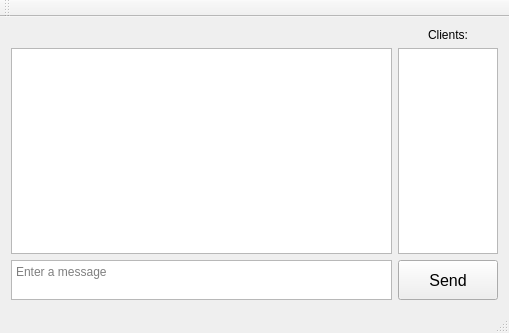
Above: TCP_Chat_Client/mainwindow.ui from Skau/TCPChat before the change. Below: the same form after it.
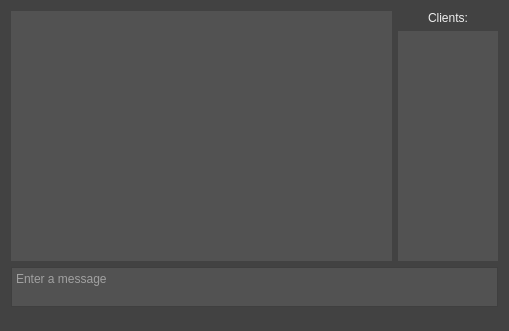
That is the form after the change.

What changed in the file:
```diff
--- a/TCP_Chat_Client/mainwindow.ui
+++ b/TCP_Chat_Client/mainwindow.ui
@@ -7,38 +7,21 @@
     <x>0</x>
     <y>0</y>
     <width>509</width>
-    <height>333</height>
+    <height>331</height>
    </rect>
   </property>
   <property name="windowTitle">
    <string>MainWindow</string>
   </property>
+  <property name="styleSheet">
+   <string notr="true">background-color:rgb(66,66,66);
+color: rgb(239,239,239);</string>
+  </property>
   <widget class="QWidget" name="centralWidget">
    <layout class="QGridLayout" name="gridLayout">
-    <item row="2" column="1" rowspan="2">
-     <widget class="QPushButton" name="button_SendMessage">
-      <property name="minimumSize">
-       <size>
-        <width>0</width>
-        <height>40</height>
-       </size>
-      </property>
-      <property name="font">
-       <font>
-        <pointsize>12</pointsize>
-       </font>
-      </property>
-      <property name="text">
-       <string>Send</string>
-      </property>
-      <property name="autoDefault">
-       <bool>true</bool>
-      </property>
-      <property name="default">
-       <bool>false</bool>
-      </property>
-     </widget>
-    </item>
+    <property name="bottomMargin">
+     <number>2</number>
+    </property>
     <item row="1" column="1">
      <widget class="QListWidget" name="list_Clients">
       <property name="minimumSize">
@@ -53,9 +36,27 @@
         <height>16777215</height>
        </size>
       </property>
+      <property name="styleSheet">
+       <string notr="true">background-color:rgb(82,82,82);
+color: rgb(239,239,239);
+border: none;</string>
+      </property>
      </widget>
     </item>
-    <item row="2" column="0" rowspan="2">
+    <item row="0" column="1">
+     <widget class="QLabel" name="label_Clients">
+      <property name="styleSheet">
+       <string notr="true">color: rgb(239,239,239);</string>
+      </property>
+      <property name="text">
+       <string>Clients:</string>
+      </property>
+      <property name="alignment">
+       <set>Qt::AlignCenter</set>
+      </property>
+     </widget>
+    </item>
+    <item row="2" column="0" rowspan="2" colspan="2">
      <widget class="QPlainTextEdit" name="textEdit_Input">
       <property name="sizePolicy">
        <sizepolicy hsizetype="Expanding" vsizetype="Fixed">
@@ -75,12 +76,17 @@
         <height>40</height>
        </size>
       </property>
+      <property name="styleSheet">
+       <string notr="true">background-color:rgb(82,82,82);
+color: rgb(239,239,239);
+border-color:rgb(85,85,85);</string>
+      </property>
       <property name="placeholderText">
        <string>Enter a message</string>
       </property>
      </widget>
     </item>
-    <item row="1" column="0">
+    <item row="0" column="0" rowspan="2">
      <widget class="QPlainTextEdit" name="textEdit_Chat">
       <property name="sizePolicy">
        <sizepolicy hsizetype="Expanding" vsizetype="Expanding">
@@ -88,6 +94,11 @@
         <verstretch>0</verstretch>
        </sizepolicy>
       </property>
+      <property name="styleSheet">
+       <string notr="true">background-color:rgb(82,82,82);
+color: rgb(239,239,239);
+border: none;</string>
+      </property>
       <property name="readOnly">
        <bool>true</bool>
       </property>
@@ -115,14 +126,6 @@
     </rect>
    </property>
   </widget>
-  <widget class="QToolBar" name="mainToolBar">
-   <attribute name="toolBarArea">
-    <enum>TopToolBarArea</enum>
-   </attribute>
-   <attribute name="toolBarBreak">
-    <bool>false</bool>
-   </attribute>
-  </widget>
   <widget class="QStatusBar" name="statusBar"/>
  </widget>
  <layoutdefault spacing="6" margin="11"/>
```
Left out of the diff: 10 changed lines with no effect on the pictures.
